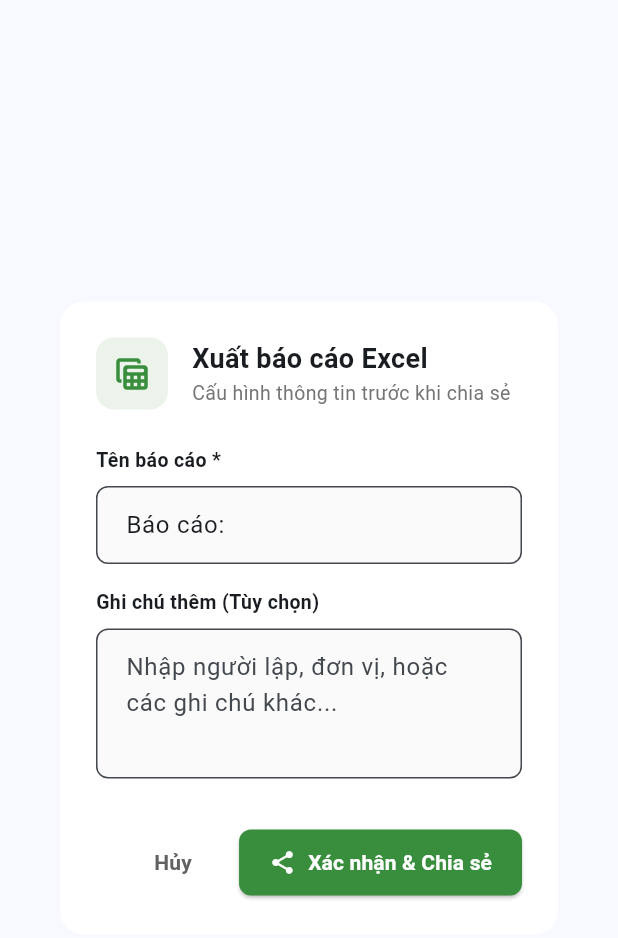
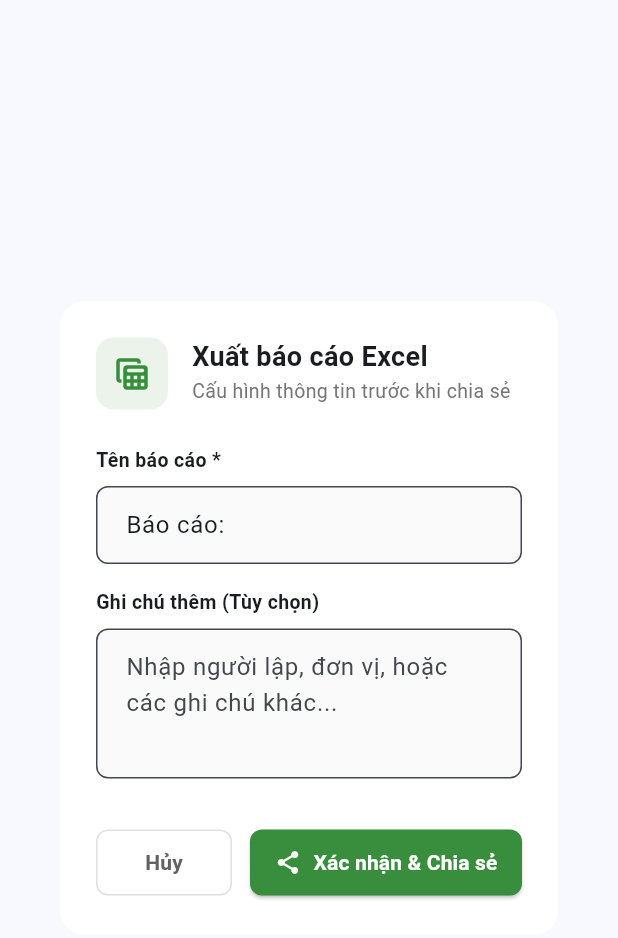
Before and after one commit to Huydinhlee1234/group_6_app, a Flutter app: the ReportExportDialog widget shown alone on an empty page, opened directly with empty values, on a phone screen of 412 x 824 dp. Shown: the top 938 px of the screen. Run offline on Flutter 3.47's test engine with Material 3 defaults, Android fonts, the phone set to English and light mode, and no system bars; our stand-ins replace file_picker, fl_chart, get_it, pdf, printing, qr_flutter and 2 more; missing offline and left inert: excel; accounts and stored records are empty.

Commit message:
commit 5

```diff
--- a/lib/data/implementations/local/app_database.dart
+++ b/lib/data/implementations/local/app_database.dart
@@ -20,7 +20,7 @@
 
     // ✨ BƯỚC 1: MỞ KHÓA DÒNG NÀY ĐỂ RESET DATABASE (Xóa DB cũ đi để nạp data mới)
     // Lưu ý: Sau khi chạy app lên thấy đúng rồi, bạn có thể comment dòng này lại.
-    await deleteDatabase(path);
+    //await deleteDatabase(path);
 
     return openDatabase(
       path,
--- a/lib/views/admin/widgets/report_export_dialog.dart
+++ b/lib/views/admin/widgets/report_export_dialog.dart
@@ -46,12 +46,15 @@
       child: Container(
         width: 450,
         padding: const EdgeInsets.all(24.0),
+        // Sử dụng SingleChildScrollView để tránh tràn màn hình khi bàn phím xuất hiện
+        child: SingleChildScrollView(
           child: Column(
             mainAxisSize: MainAxisSize.min,
             crossAxisAlignment: CrossAxisAlignment.start,
             children: [
               // Header
               Row(
+                crossAxisAlignment: CrossAxisAlignment.start,
                 children: [
                   Container(
                     padding: const EdgeInsets.all(10),
@@ -102,17 +105,25 @@
 
               // Actions
               Row(
-              mainAxisAlignment: MainAxisAlignment.end,
                 children: [
-                TextButton(
+                  Expanded(
+                    child: OutlinedButton(
                       onPressed: () => Navigator.pop(context),
+                      style: OutlinedButton.styleFrom(
+                        padding: const EdgeInsets.symmetric(vertical: 12),
+                        shape: RoundedRectangleBorder(borderRadius: BorderRadius.circular(8)),
+                        side: BorderSide(color: Colors.grey.shade300),
+                      ),
                       child: Text('Hủy', style: TextStyle(color: Colors.grey.shade700, fontWeight: FontWeight.w600)),
                     ),
+                  ),
                   const SizedBox(width: 12),
-                ElevatedButton.icon(
+                  Expanded(
+                    flex: 2, // Đưa nhiều không gian hơn cho nút Xác nhận
+                    child: ElevatedButton.icon(
                       onPressed: () {
                         final title = _titleCtrl.text.trim();
-                    if (title.isEmpty) return; // Có thể hiện toast báo lỗi ở đây
+                        if (title.isEmpty) return;
 
                         Navigator.pop(context); // Đóng form
                         widget.onConfirm(title, _notesCtrl.text.trim()); // Gọi hàm xuất
@@ -120,7 +131,7 @@
                       style: ElevatedButton.styleFrom(
                         backgroundColor: color,
                         foregroundColor: Colors.white,
-                    padding: const EdgeInsets.symmetric(horizontal: 20, vertical: 12),
+                        padding: const EdgeInsets.symmetric(vertical: 12),
                         shape: RoundedRectangleBorder(borderRadius: BorderRadius.circular(8)),
                       ),
                       icon: const Icon(Icons.share_rounded, size: 18),
@@ -132,11 +143,13 @@
                         ),
                       ),
                     ),
+                  ),
                 ],
               )
             ],
           ),
         ),
+      ),
     );
   }
 }
```
Also changed, not shown: lib/views/admin/admin_dashboard_page.dart (+4 -10 lines), lib/views/admin/widgets/qr_code_dialog.dart (+26 -6 lines). Lines whose indentation alone changed are shown as unchanged.
